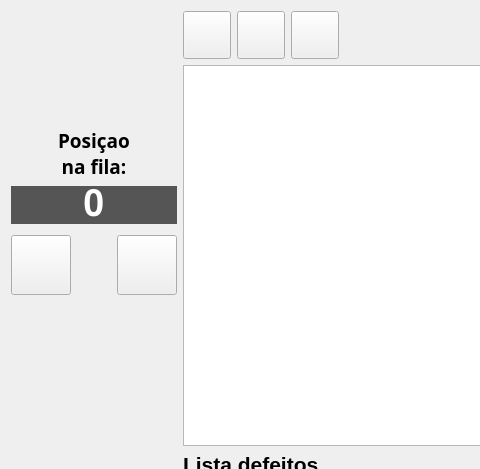
Old version of the form LDFV2/interface/formimagelog.ui in the repository Masipack/LDV; both pictures show x 0 to 480 and y 0 to 469 of the 1280 by 686 pixel window.
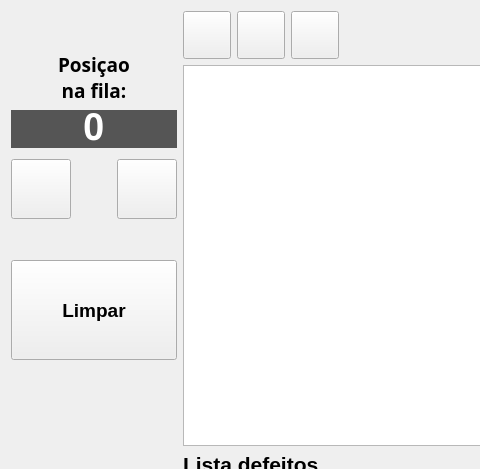
New version of the form. Icons and pictures are not drawn. Custom widgets are drawn as their Qt base class.

Patch:
```diff
--- a/LDFV2/interface/formimagelog.ui
+++ b/LDFV2/interface/formimagelog.ui
@@ -205,8 +205,52 @@
            </item>
           </layout>
          </item>
+         <item>
+          <spacer name="verticalSpacer">
+           <property name="orientation">
+            <enum>Qt::Vertical</enum>
+           </property>
+           <property name="sizeHint" stdset="0">
+            <size>
+             <width>20</width>
+             <height>40</height>
+            </size>
+           </property>
+          </spacer>
+         </item>
         </layout>
        </item>
+       <item>
+        <widget class="ButtonBeR" name="btn_clear">
+         <property name="minimumSize">
+          <size>
+           <width>100</width>
+           <height>100</height>
+          </size>
+         </property>
+         <property name="font">
+          <font>
+           <pointsize>14</pointsize>
+           <weight>75</weight>
+           <bold>true</bold>
+          </font>
+         </property>
+         <property name="text">
+          <string>Limpar</string>
+         </property>
+         <property name="bgIcon">
+          <iconset resource="../res/icons.qrc">
+           <normaloff>:/icons/bt-blank.png</normaloff>
+           <normalon>:/icons/bt-blank_pressed.png</normalon>:/icons/bt-blank.png</iconset>
+         </property>
+         <property name="bgIconSize">
+          <size>
+           <width>80</width>
+           <height>80</height>
+          </size>
+         </property>
+        </widget>
+       </item>
        <item>
         <spacer name="verticalSpacer_3">
          <property name="orientation">
```
Left out of the diff: 4 changed lines with no effect on the pictures.
